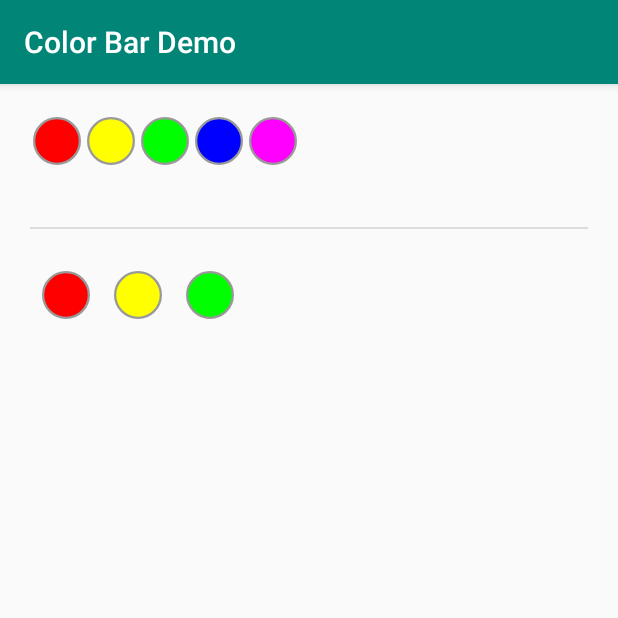
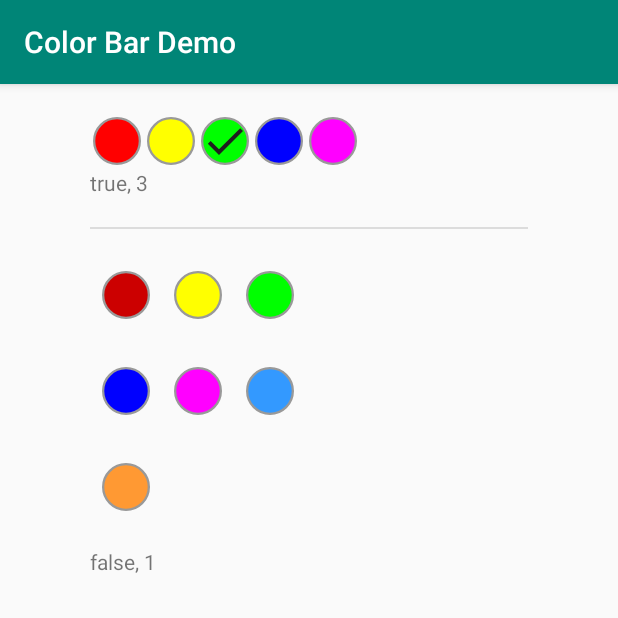
Before and after one commit to tim4dev/colorbar, an Android app: the screen it shows after launch (MainActivity), on a phone screen of 412 x 824 dp, the top half of it. Run offline under Robolectric (Android 15) with nearby library versions, the phone set to English and light mode, and no system bars.

Commit message:
refactoring. coroutines

```diff
--- a/app/src/main/java/dev/tim4/colorbardemo/MainActivity.kt
+++ b/app/src/main/java/dev/tim4/colorbardemo/MainActivity.kt
@@ -21,13 +21,20 @@
 
 package dev.tim4.colorbardemo
 
+import android.annotation.SuppressLint
 import android.graphics.Color
 import android.os.Bundle
 import android.util.Log
+import android.widget.TextView
 import androidx.appcompat.app.AppCompatActivity
 import dev.tim4.colorbar.ColorBar
-import dev.tim4.colorbar.internal.ColorCircleData
+import dev.tim4.colorbar.ColorBarItemData
+import kotlinx.coroutines.Dispatchers
+import kotlinx.coroutines.GlobalScope
+import kotlinx.coroutines.flow.collect
+import kotlinx.coroutines.launch
 
+@SuppressLint("SetTextI18n")
 class MainActivity : AppCompatActivity() {
 
     override fun onCreate(savedInstanceState: Bundle?) {
@@ -35,15 +42,46 @@ class MainActivity : AppCompatActivity() {
         setContentView(R.layout.activity_main)
 
         val colorBar1 = findViewById<ColorBar>(R.id.colorBar1)
+        val colorBar2 = findViewById<ColorBar>(R.id.colorBar2)
 
-        val colors = listOf(
-            ColorCircleData(Color.parseColor("red")),
-            ColorCircleData(Color.parseColor("yellow")),
-            ColorCircleData(Color.parseColor("green")),
-            ColorCircleData(Color.parseColor("blue")),
-            ColorCircleData(Color.parseColor("magenta"))
+        val log1 = findViewById<TextView>(R.id.textViewLog1)
+        val log2 = findViewById<TextView>(R.id.textViewLog2)
+
+        val colors1 = listOf(
+            ColorBarItemData(color = Color.parseColor("red"), tag = 1),
+            ColorBarItemData(color = Color.parseColor("yellow"), tag = 2),
+            ColorBarItemData(color = Color.parseColor("green"), tag = 3, isChecked = true),
+            ColorBarItemData(color = Color.parseColor("blue"), tag = 4),
+            ColorBarItemData(color = Color.parseColor("magenta"), tag = 5)
         )
-        colorBar1.drawColorBar(colors) { Log.d(TAG, "onClickEvent. data = $colors") }
+        colorBar1.setupColorBar(colors1)
+
+        // NOTE. GlobalScope is used here only as an example app.
+        GlobalScope.launch(Dispatchers.Main) {
+            colorBar1.valueFlow.collect { data ->
+                Log.d(TAG, "collect1 = $data")
+                log1.text = "${data.isChecked}, ${data.tag}"
+            }
+        }
+
+        val colors2 = listOf(
+            ColorBarItemData(color = Color.parseColor("#CC0000"), tag = 1),
+            ColorBarItemData(color = Color.parseColor("yellow"), tag = 2),
+            ColorBarItemData(color = Color.parseColor("green"), tag = 3),
+            ColorBarItemData(color = Color.parseColor("blue"), tag = 4),
+            ColorBarItemData(color = Color.parseColor("magenta"), tag = 5),
+            ColorBarItemData(color = Color.parseColor("#3399FF"), tag = 6),
+            ColorBarItemData(color = Color.parseColor("#FF9933"), tag = 7)
+        )
+        colorBar2.setupColorBar(colors2)
+
+        // NOTE. GlobalScope is used here only as an example app.
+        GlobalScope.launch(Dispatchers.Main) {
+            colorBar2.valueFlow.collect { data ->
+                Log.d(TAG, "collect2 = $data")
+                log2.text = "${data.isChecked}, ${data.tag}"
+            }
+        }
     }
 
     companion object {
--- a/app/src/main/res/layout/activity_main.xml
+++ b/app/src/main/res/layout/activity_main.xml
@@ -5,7 +5,10 @@
     android:layout_width="match_parent"
     android:layout_height="match_parent"
     android:orientation="vertical"
-    android:padding="20dp"
+    android:paddingTop="20dp"
+    android:paddingLeft="60dp"
+    android:paddingRight="60dp"
+    android:paddingBottom="20dp"
     tools:context=".MainActivity">
 
     <dev.tim4.colorbar.ColorBar
--- a/colorbar/src/main/java/dev/tim4/colorbar/ColorBar.kt
+++ b/colorbar/src/main/java/dev/tim4/colorbar/ColorBar.kt
@@ -1,7 +1,7 @@
 /*
  * The MIT License
  *
- * Copyright (c) 2019 https://www.tim4.dev
+ * Copyright (c) 2019, 2021 https://www.tim4.dev
  *
  * Permission is hereby granted, free of charge, to any person obtaining a copy
  * of this software and associated documentation files (the "Software"), to deal
@@ -30,94 +30,79 @@ import android.util.AttributeSet
 import android.view.View
 import android.widget.TableLayout
 import android.widget.TableRow
+import androidx.core.content.withStyledAttributes
 import dev.tim4.colorbar.internal.ColorCircle
-import dev.tim4.colorbar.internal.ColorCircleData
 import dev.tim4.colorbar.internal.dpToPx
+import kotlinx.coroutines.flow.MutableStateFlow
+import kotlinx.coroutines.flow.StateFlow
 
 /**
  * Create grid of color circles.
  */
-class ColorBar : TableLayout {
+class ColorBar : TableLayout, IColorBar {
+
+    private val layoutId: Int get() = R.layout.colorbar_layout
+
+    private lateinit var _valueFlow: MutableStateFlow<ColorBarItemData>
+    override lateinit var valueFlow: StateFlow<ColorBarItemData>
 
     private var circleSizePx: Int = 0
     private var marginsPx: Int = 0
     private var columns: Int = 0
 
-    //original data
-    var dataList: List<ColorCircleData> = ArrayList()
-    //result checked data
-    private var viewList: MutableList<ColorCircle> = ArrayList()
+    private var childs: MutableList<ColorCircle> = ArrayList()
 
-
+    init {
+        View.inflate(context, layoutId, this)
+    }
 
     constructor(context: Context) : super(context) {
-        initView(null)
+        initLayout(context, null)
     }
 
-    constructor(context: Context, _attrs: AttributeSet) : super(context, _attrs) {
-        initView(_attrs)
+    constructor(context: Context, attrs: AttributeSet) : super(context, attrs) {
+        initLayout(context, attrs)
     }
 
-    private fun initView(attrs: AttributeSet?) {
-        View.inflate(context, R.layout.colorbar_layout, this)
+    private fun initLayout(context: Context, attrs: AttributeSet?) {
+        context.withStyledAttributes(attrs, R.styleable.ColorBar) {
+            circleSizePx = getDimensionPixelSize(
+                R.styleable.ColorBar_iconCircleSizeDp,
+                CIRCLE_SIZE_DEFAULT_DP.dpToPx
+            )
+            marginsPx = getDimensionPixelSize(
+                R.styleable.ColorBar_iconCircleMarginsDp,
+                MARGINS_DEFAULT_DP.dpToPx
+            )
+            columns = getInteger(
+                R.styleable.ColorBar_colorBarColumns,
+                1
+            )
+        }
 
-        val typedArray = context.theme.obtainStyledAttributes(
-                attrs,
-                R.styleable.ColorBar,
-                0, 0)
-
-        circleSizePx = typedArray.getDimensionPixelSize(R.styleable.ColorBar_iconCircleSizeDp, CIRCLE_SIZE_DEFAULT_DP.dpToPx)
-        marginsPx = typedArray.getDimensionPixelSize(R.styleable.ColorBar_iconCircleMarginsDp, MARGINS_DEFAULT_DP.dpToPx)
-        columns = typedArray.getInteger(
-            R.styleable.ColorBar_colorBarColumns,
-            COLUMNS_COUNT_DEFAULT
-        )
-
-        if (dataList.isEmpty()) stub()
-
-        typedArray.recycle()
+        if (isInEditMode) stub()
     }
 
-    /**
-     * Draw Color Bar
-     * @param colorDataList data
-     */
-    fun drawColorBar(colorDataList: List<ColorCircleData>,
-                     _onClickListener: (ColorCircleData) -> Unit = {} // external callback
-                     ) {
-
+    override fun setupColorBar(dataList: List<ColorBarItemData>) {
         this.removeAllViews()
 
-        this.dataList = colorDataList
-        this.viewList = ArrayList(colorDataList.size)
+        childs = ArrayList(dataList.size)
 
         var countCols = 0
 
         // Fills the table with circles based on the array of colors.
         var row = TableRow(context)
-        for (colorCircleData in colorDataList) {
-
-            val colorView =
-                ColorCircle(
-                    context,
-                    colorCircleData,
-                    circleSizePx,
-                    marginsPx
-                ) { data ->
-                    // radio button behavior
-                    val idx = dataList.indexOf(data)
-                    for (i in dataList.indices) {
-                        if (i != idx) {
-                            dataList[i].isChecked = false
-                            viewList[i].setChecked(false)
-                        }
-                    }
-
-                    // call external callback
-                    _onClickListener.invoke(data)
-                }
-
-            viewList.add(colorView)
+        dataList.forEach { data ->
+            val colorView = ColorCircle(
+                context = context,
+                data = data,
+                circleSizePx = circleSizePx,
+                marginsPx = marginsPx
+            ) { view, data1 ->
+                // onClick
+                emitValue(view, data1)
+            }
+            childs.add(colorView)
 
             row.addView(colorView)
 
@@ -130,46 +115,47 @@ class ColorBar : TableLayout {
                 countCols = 0
             }
         }
+        addView(row)
 
-        addView(row)
+        initStateFlow()
+    }
+
+    private fun emitValue(view: ColorCircle, data: ColorBarItemData) {
+        // radio button behavior
+        childs.forEach { child ->
+            if (child != view) {
+                child.toggleChecked(false)
+            } else {
+                child.toggleChecked(data.isChecked)
+            }
+        }
+        // emit
+        _valueFlow.value = data
+    }
+
+    private fun initStateFlow() {
+        val first = childs.find {
+            it.getData().isChecked
+        } ?: childs[0]
+        _valueFlow = MutableStateFlow(first.getData())
+        valueFlow = _valueFlow
     }
 
     private fun stub() {
-        val stubList = ArrayList<ColorCircleData>()
-        stubList.add(ColorCircleData(Color.parseColor("red")))
-        stubList.add(ColorCircleData(Color.parseColor("yellow")))
-        stubList.add(ColorCircleData(Color.parseColor("green")))
-
         val row = TableRow(context)
-        for (stubData in stubList) {
+        repeat((0 until columns).count()) {
             val colorCircle = ColorCircle(
-                context,
-                stubData,
-                circleSizePx,
-                marginsPx
-            ) { /* nothing */ }
+                context = context,
+                data = ColorBarItemData(Color.parseColor("white")),
+                circleSizePx = circleSizePx,
+                marginsPx = marginsPx
+            )
             row.addView(colorCircle)
         }
         addView(row)
     }
 
-    /**
-     * Validate.
-     * @return true if selected
-     */
-    override fun isSelected(): Boolean {
-        var result = false
-        for (data in dataList) {
-            if (data.isChecked) {
-                result = true
-                break
-            }
-        }
-        return result
-    }
-
     companion object {
-        private const val COLUMNS_COUNT_DEFAULT = 5
         private const val CIRCLE_SIZE_DEFAULT_DP = 32
         private const val MARGINS_DEFAULT_DP = 2
     }
--- a/colorbar/src/main/java/dev/tim4/colorbar/internal/ColorCircleData.kt
+++ b/colorbar/src/main/java/dev/tim4/colorbar/ColorBarItemData.kt
@@ -1,7 +1,7 @@
 /*
  * The MIT License
  *
- * Copyright (c) 2019 https://www.tim4.dev
+ * Copyright (c) 2019, 2021 https://www.tim4.dev
  *
  * Permission is hereby granted, free of charge, to any person obtaining a copy
  * of this software and associated documentation files (the "Software"), to deal
@@ -22,11 +22,12 @@
  * THE SOFTWARE.
  */
 
-package dev.tim4.colorbar.internal
+package dev.tim4.colorbar
 
 import java.io.Serializable
 
-data class ColorCircleData(
-        val color: Int,
-        var isChecked: Boolean = false
-): Serializable
+data class ColorBarItemData(
+    val color: Int,
+    val isChecked: Boolean = false,
+    val tag: Any? = null
+) : Serializable
--- /dev/null
+++ b/colorbar/src/main/java/dev/tim4/colorbar/IColorBar.kt
@@ -0,0 +1,32 @@
+/*
+ * The MIT License
+ *
+ * Copyright (c) 2019, 2021 https://www.tim4.dev
+ *
+ * Permission is hereby granted, free of charge, to any person obtaining a copy
+ * of this software and associated documentation files (the "Software"), to deal
+ * in the Software without restriction, including without limitation the rights
+ * to use, copy, modify, merge, publish, distribute, sublicense, and/or sell
+ * copies of the Software, and to permit persons to whom the Software is
+ * furnished to do so, subject to the following conditions:
+ *
+ * The above copyright notice and this permission notice shall be included in
+ * all copies or substantial portions of the Software.
+ *
+ * THE SOFTWARE IS PROVIDED "AS IS", WITHOUT WARRANTY OF ANY KIND, EXPRESS OR
+ * IMPLIED, INCLUDING BUT NOT LIMITED TO THE WARRANTIES OF MERCHANTABILITY,
+ * FITNESS FOR A PARTICULAR PURPOSE AND NONINFRINGEMENT. IN NO EVENT SHALL THE
+ * AUTHORS OR COPYRIGHT HOLDERS BE LIABLE FOR ANY CLAIM, DAMAGES OR OTHER
+ * LIABILITY, WHETHER IN AN ACTION OF CONTRACT, TORT OR OTHERWISE, ARISING FROM,
+ * OUT OF OR IN CONNECTION WITH THE SOFTWARE OR THE USE OR OTHER DEALINGS IN
+ * THE SOFTWARE.
+ */
+
+package dev.tim4.colorbar
+
+import kotlinx.coroutines.flow.StateFlow
+
+interface IColorBar {
+    val valueFlow: StateFlow<ColorBarItemData>
+    fun setupColorBar(dataList: List<ColorBarItemData>)
+}
--- a/colorbar/src/main/java/dev/tim4/colorbar/internal/ColorCircle.kt
+++ b/colorbar/src/main/java/dev/tim4/colorbar/internal/ColorCircle.kt
@@ -1,7 +1,7 @@
 /*
  * The MIT License
  *
- * Copyright (c) 2019 https://www.tim4.dev
+ * Copyright (c) 2019, 2021 https://www.tim4.dev
  *
  * Permission is hereby granted, free of charge, to any person obtaining a copy
  * of this software and associated documentation files (the "Software"), to deal
@@ -32,6 +32,7 @@ import android.view.View
 import android.widget.FrameLayout
 import android.widget.ImageView
 import androidx.appcompat.content.res.AppCompatResources.getDrawable
+import dev.tim4.colorbar.ColorBarItemData
 import dev.tim4.colorbar.R
 
 /**
@@ -39,39 +40,48 @@ import dev.tim4.colorbar.R
  */
 class ColorCircle : FrameLayout {
 
-    private val mainView: View = View.inflate(context,
-        R.layout.colorbar_item_view, this)
+    private val layoutId: Int get() = R.layout.colorbar_item_view
+
+    @Suppress("JoinDeclarationAndAssignment")
+    private val layout: View
+
     private lateinit var circleImage: ImageView
     private lateinit var checkImage: ImageView
 
-    private lateinit var colorData: ColorCircleData
+    private lateinit var data: ColorBarItemData
     private var circleSizePx: Int = 0
     private var marginsPx: Int = 0
 
-
+    init {
+        layout = View.inflate(context, layoutId, this)
+        circleImage = findViewById(R.id.colorbarCircle)
+        checkImage = findViewById(R.id.colorbarCircleCheck)
+    }
 
     /**
      * Create an instance programmatically
      */
-    constructor(_context: Context,
-                _colorData: ColorCircleData,
-                _circleSizePx: Int,
-                _marginsPx: Int,
-                _onClickListener: (ColorCircleData) -> Unit = {} // external callback
-    ) : super(_context) {
+    @Suppress("LongParameterList", "MagicNumber")
+    constructor(
+        context: Context,
+        data: ColorBarItemData,
+        circleSizePx: Int,
+        marginsPx: Int,
+        onClickListener: (ColorCircle, ColorBarItemData) -> Unit = { _, _ -> }
+    ) : super(context) {
 
-        this.colorData = _colorData
-        this.circleSizePx = _circleSizePx
-        this.marginsPx = _marginsPx
+        this.data = data.copy()
+        this.circleSizePx = circleSizePx
+        this.marginsPx = marginsPx
 
         initView()
 
         // onclick listener
-        circleImage.setOnClickListener {
-            colorData.isChecked = !colorData.isChecked
-            showChecked()
-            // callback
-            _onClickListener.invoke(colorData)
+        layout.setOnClickListener {
+            val checked = !this.data.isChecked
+            this.data = this.data.copy(isChecked = checked)
+            showChecked(checked)
+            onClickListener.invoke(this, this.data)
         }
     }
 
@@ -85,17 +95,13 @@ class ColorCircle : FrameLayout {
 
     //https://developer.android.com/guide/topics/graphics/drawables
     private fun initView() {
-        // UI
-        circleImage = mainView.findViewById(R.id.colorbarCircle)
-        checkImage = mainView.findViewById(R.id.colorbarCircleCheck)
-
         // set circle color
         val circleDrawable = getDrawable(context, R.drawable.colorbar_circle) as GradientDrawable
-        circleDrawable.setColor(colorData.color)
+        circleDrawable.setColor(data.color)
         circleImage.setImageDrawable(circleDrawable)
 
         // set check
-        val checkDrawable = if (isColorDark(colorData.color)) {
+        val checkDrawable = if (isColorDark(data.color)) {
             // circle - dark color, check - white
             getDrawable(context, R.drawable.colorbar_ic_check_white)
         } else {
@@ -104,11 +110,13 @@ class ColorCircle : FrameLayout {
         }
         checkImage.setImageDrawable(checkDrawable)
 
-        showChecked()
+        showChecked(data.isChecked)
     }
 
-    private fun showChecked() {
-        checkImage.visibility = if (colorData.isChecked) View.VISIBLE else View.GONE
+    fun getData() = data
+
+    private fun showChecked(isChecked: Boolean) {
+        checkImage.visibility = if (isChecked) View.VISIBLE else View.GONE
     }
 
     override fun onMeasure(widthMeasureSpec: Int, heightMeasureSpec: Int) {
@@ -120,13 +128,12 @@ class ColorCircle : FrameLayout {
             layoutParams.width = circleSizePx
             layoutParams.height = circleSizePx
             layoutParams.setMargins(marginsPx, marginsPx, marginsPx, marginsPx)
-            mainView.layoutParams = layoutParams
+            layout.layoutParams = layoutParams
         }
     }
 
-    fun setChecked(checked: Boolean) {
-        colorData.isChecked = checked
-        showChecked()
+    fun toggleChecked(isChecked: Boolean) {
+        data = data.copy(isChecked = isChecked)
+        showChecked(isChecked)
     }
-
 }
```
